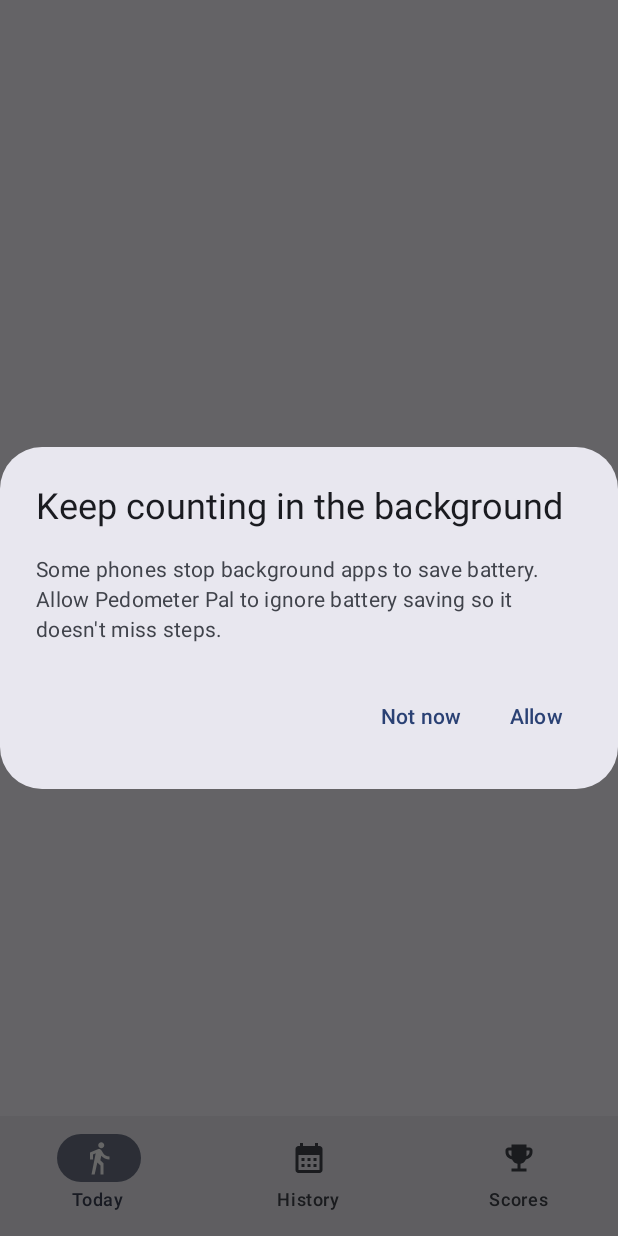
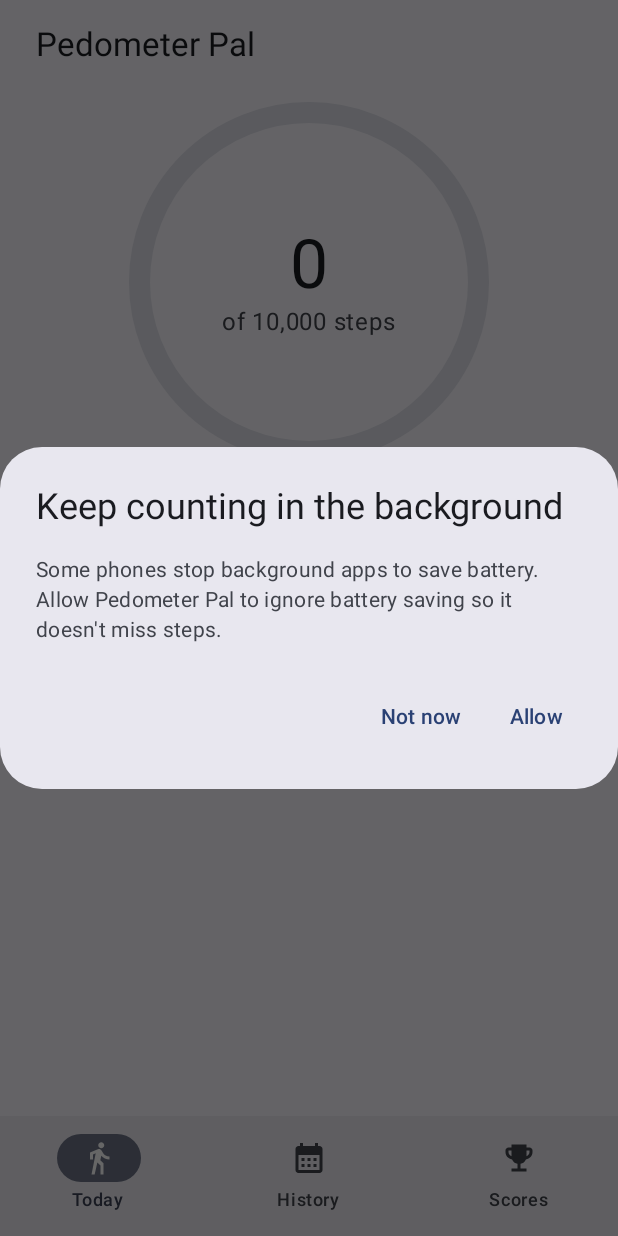
Before and after one commit to rafa-fiedo/pedometer, an Android app built with Jetpack Compose: the composable MainTabs shown on its own in the app's theme, on a phone screen of 412 x 824 dp. Run offline under Robolectric (Android 15) with nearby library versions, the phone set to English and light mode, and no system bars; our stand-ins replace Room's generated code; 2 statements that could not run were skipped.

Commit message:
Add Today screen with goal ring and goal editing

```diff
--- a/app/src/main/java/app/pedometer/ui/AppRoot.kt
+++ b/app/src/main/java/app/pedometer/ui/AppRoot.kt
@@ -39,6 +39,7 @@ import app.pedometer.ui.onboarding.PermissionScreen
 import app.pedometer.ui.onboarding.StartupScreen
 import app.pedometer.ui.onboarding.hasActivityPermission
 import app.pedometer.ui.onboarding.startupScreen
+import app.pedometer.ui.today.TodayScreen
 
 private enum class Tab(val route: String, @StringRes val label: Int, val icon: ImageVector) {
     TODAY("today", R.string.tab_today, Icons.AutoMirrored.Filled.DirectionsWalk),
@@ -99,7 +100,7 @@ private fun MainTabs() {
             startDestination = Tab.TODAY.route,
             modifier = Modifier.padding(innerPadding),
         ) {
-            composable(Tab.TODAY.route) { Placeholder(Tab.TODAY) }
+            composable(Tab.TODAY.route) { TodayScreen() }
             composable(Tab.HISTORY.route) { Placeholder(Tab.HISTORY) }
             composable(Tab.SCORES.route) { Placeholder(Tab.SCORES) }
         }
--- a/app/src/main/java/app/pedometer/ui/Formatting.kt
+++ b/app/src/main/java/app/pedometer/ui/Formatting.kt
@@ -1,9 +1,11 @@
 package app.pedometer.ui
 
+import kotlinx.datetime.DayOfWeek
 import kotlinx.datetime.LocalDate
 import kotlinx.datetime.toJavaLocalDate
 import java.text.NumberFormat
 import java.time.format.DateTimeFormatter
+import java.time.temporal.WeekFields
 import java.util.Locale
 
 /** A step count with grouping separators, e.g. "6,482". */
@@ -22,5 +24,8 @@ fun formatMonthTitle(date: LocalDate, locale: Locale): String = format(date, "MM
 /** "Sat 7 November" */
 fun formatRecordDate(date: LocalDate, locale: Locale): String = format(date, "EEE d MMMM", locale)
 
+/** The day weeks start on in [locale]: Monday in most of Europe, Sunday in the US. */
+fun firstDayOfWeek(locale: Locale): DayOfWeek = WeekFields.of(locale).firstDayOfWeek
+
 private fun format(date: LocalDate, pattern: String, locale: Locale): String =
     DateTimeFormatter.ofPattern(pattern, locale).format(date.toJavaLocalDate())
--- /dev/null
+++ b/app/src/main/java/app/pedometer/ui/today/TodayScreen.kt
@@ -0,0 +1,126 @@
+package app.pedometer.ui.today
+
+import androidx.compose.foundation.layout.Arrangement
+import androidx.compose.foundation.layout.Box
+import androidx.compose.foundation.layout.Column
+import androidx.compose.foundation.layout.Row
+import androidx.compose.foundation.layout.Spacer
+import androidx.compose.foundation.layout.fillMaxSize
+import androidx.compose.foundation.layout.fillMaxWidth
+import androidx.compose.foundation.layout.height
+import androidx.compose.foundation.layout.padding
+import androidx.compose.foundation.layout.size
+import androidx.compose.foundation.rememberScrollState
+import androidx.compose.foundation.verticalScroll
+import androidx.compose.material.icons.Icons
+import androidx.compose.material.icons.filled.Edit
+import androidx.compose.material3.CircularProgressIndicator
+import androidx.compose.material3.Icon
+import androidx.compose.material3.IconButton
+import androidx.compose.material3.MaterialTheme
+import androidx.compose.material3.Surface
+import androidx.compose.material3.Text
+import androidx.compose.runtime.Composable
+import androidx.compose.runtime.getValue
+import androidx.compose.runtime.mutableStateOf
+import androidx.compose.runtime.saveable.rememberSaveable
+import androidx.compose.runtime.setValue
+import androidx.compose.ui.Alignment
+import androidx.compose.ui.Modifier
+import androidx.compose.ui.graphics.StrokeCap
+import androidx.compose.ui.res.stringResource
+import androidx.compose.ui.unit.dp
+import androidx.lifecycle.compose.collectAsStateWithLifecycle
+import androidx.lifecycle.viewmodel.compose.viewModel
+import app.pedometer.R
+import app.pedometer.ui.NotificationsOffHint
+
+@Composable
+fun TodayScreen(viewModel: TodayViewModel = viewModel(factory = TodayViewModel.Factory)) {
+    val state by viewModel.state.collectAsStateWithLifecycle()
+    val current = state ?: return
+    var editingGoal by rememberSaveable { mutableStateOf(false) }
+
+    Column(
+        modifier = Modifier
+            .fillMaxSize()
+            .verticalScroll(rememberScrollState())
+            .padding(horizontal = 24.dp, vertical = 16.dp),
+        horizontalAlignment = Alignment.CenterHorizontally,
+    ) {
+        Text(
+            text = stringResource(R.string.app_name),
+            style = MaterialTheme.typography.titleLarge,
+            modifier = Modifier.fillMaxWidth(),
+        )
+        Spacer(Modifier.height(24.dp))
+
+        Box(modifier = Modifier.size(240.dp), contentAlignment = Alignment.Center) {
+            CircularProgressIndicator(
+                progress = { current.progress },
+                modifier = Modifier.fillMaxSize(),
+                strokeWidth = 14.dp,
+                trackColor = MaterialTheme.colorScheme.surfaceVariant,
+                strokeCap = StrokeCap.Round,
+                gapSize = 0.dp,
+            )
+            Column(horizontalAlignment = Alignment.CenterHorizontally) {
+                Text(text = current.stepsText, style = MaterialTheme.typography.displayMedium)
+                Text(
+                    text = current.goalText,
+                    style = MaterialTheme.typography.bodyLarge,
+                    color = MaterialTheme.colorScheme.onSurfaceVariant,
+                )
+            }
+        }
+        Spacer(Modifier.height(8.dp))
+
+        Row(verticalAlignment = Alignment.CenterVertically) {
+            Text(
+                text = current.dateLabel,
+                style = MaterialTheme.typography.bodyLarge,
+                color = MaterialTheme.colorScheme.onSurfaceVariant,
+            )
+            IconButton(onClick = { editingGoal = true }) {
+                Icon(Icons.Filled.Edit, contentDescription = stringResource(R.string.today_change_goal))
+            }
+        }
+        Spacer(Modifier.height(16.dp))
+
+        Row(horizontalArrangement = Arrangement.spacedBy(12.dp)) {
+            TotalTile(stringResource(R.string.total_this_week), current.weekText, Modifier.weight(1f))
+            TotalTile(stringResource(R.string.total_this_month), current.monthText, Modifier.weight(1f))
+        }
+
+        NotificationsOffHint(Modifier.padding(top = 20.dp))
+    }
+
+    if (editingGoal) {
+        GoalDialog(
+            initial = current.goal,
+            onSave = {
+                viewModel.setGoal(it)
+                editingGoal = false
+            },
+            onDismiss = { editingGoal = false },
+        )
+    }
+}
+
+@Composable
+private fun TotalTile(label: String, value: String, modifier: Modifier = Modifier) {
+    Surface(
+        modifier = modifier,
+        color = MaterialTheme.colorScheme.surfaceContainer,
+        shape = MaterialTheme.shapes.medium,
+    ) {
+        Column(modifier = Modifier.padding(horizontal = 16.dp, vertical = 12.dp)) {
+            Text(
+                text = label,
+                style = MaterialTheme.typography.bodyMedium,
+                color = MaterialTheme.colorScheme.onSurfaceVariant,
+            )
+            Text(text = value, style = MaterialTheme.typography.titleLarge)
+        }
+    }
+}
--- /dev/null
+++ b/app/src/main/java/app/pedometer/ui/today/TodayUiState.kt
@@ -0,0 +1,41 @@
+package app.pedometer.ui.today
+
+import app.pedometer.core.DayCount
+import app.pedometer.core.StepStats
+import app.pedometer.ui.formatLongDate
+import app.pedometer.ui.formatSteps
+import kotlinx.datetime.DayOfWeek
+import kotlinx.datetime.LocalDate
+import java.util.Locale
+
+/** Everything the Today screen displays, already formatted. */
+data class TodayUiState(
+    val stepsText: String,
+    val goalText: String,
+    /** Share of the goal reached, from 0 to 1. */
+    val progress: Float,
+    val dateLabel: String,
+    val weekText: String,
+    val monthText: String,
+    /** The raw goal, used to prefill the goal dialog. */
+    val goal: Int,
+)
+
+fun todayUiState(
+    days: List<DayCount>,
+    goal: Int,
+    today: LocalDate,
+    firstDayOfWeek: DayOfWeek,
+    locale: Locale,
+): TodayUiState {
+    val summary = StepStats.summarize(days, today, firstDayOfWeek)
+    return TodayUiState(
+        stepsText = formatSteps(summary.today, locale),
+        goalText = "of ${formatSteps(goal, locale)} steps",
+        progress = if (goal > 0) (summary.today.toFloat() / goal).coerceIn(0f, 1f) else 0f,
+        dateLabel = formatLongDate(today, locale),
+        weekText = formatSteps(summary.thisWeek, locale),
+        monthText = formatSteps(summary.thisMonth, locale),
+        goal = goal,
+    )
+}
--- /dev/null
+++ b/app/src/main/java/app/pedometer/ui/today/TodayViewModel.kt
@@ -0,0 +1,45 @@
+package app.pedometer.ui.today
+
+import androidx.lifecycle.ViewModel
+import androidx.lifecycle.ViewModelProvider
+import androidx.lifecycle.ViewModelProvider.AndroidViewModelFactory.Companion.APPLICATION_KEY
+import androidx.lifecycle.viewModelScope
+import androidx.lifecycle.viewmodel.initializer
+import androidx.lifecycle.viewmodel.viewModelFactory
+import app.pedometer.PedometerApp
+import app.pedometer.TodaySource
+import app.pedometer.core.Goal
+import app.pedometer.data.StepRepository
+import app.pedometer.ui.firstDayOfWeek
+import kotlinx.coroutines.flow.SharingStarted
+import kotlinx.coroutines.flow.StateFlow
+import kotlinx.coroutines.flow.combine
+import kotlinx.coroutines.flow.stateIn
+import kotlinx.coroutines.launch
+import java.util.Locale
+
+class TodayViewModel(
+    private val repository: StepRepository,
+    todaySource: TodaySource,
+) : ViewModel() {
+    /** Null until the first values have loaded. */
+    val state: StateFlow<TodayUiState?> =
+        combine(repository.days, repository.goal, todaySource.today) { days, goal, today ->
+            val locale = Locale.getDefault()
+            todayUiState(days, goal, today, firstDayOfWeek(locale), locale)
+        }.stateIn(viewModelScope, SharingStarted.WhileSubscribed(5_000), null)
+
+    fun setGoal(goal: Int) {
+        if (!Goal.isValid(goal)) return
+        viewModelScope.launch { repository.setGoal(goal) }
+    }
+
+    companion object {
+        val Factory: ViewModelProvider.Factory = viewModelFactory {
+            initializer {
+                val app = this[APPLICATION_KEY] as PedometerApp
+                TodayViewModel(app.repository, app.todaySource)
+            }
+        }
+    }
+}
--- a/app/src/main/res/values/strings.xml
+++ b/app/src/main/res/values/strings.xml
@@ -23,5 +23,16 @@
     <string name="battery_allow">Allow</string>
     <string name="battery_not_now">Not now</string>
 
+    <string name="today_change_goal">Change goal</string>
+    <string name="total_today">Today</string>
+    <string name="total_this_week">This week</string>
+    <string name="total_this_month">This month</string>
+
+    <string name="goal_dialog_title">Daily goal</string>
+    <string name="goal_field_label">Steps</string>
+    <string name="goal_error">Enter a number from 500 to 100,000</string>
+    <string name="goal_save">Save</string>
+    <string name="goal_cancel">Cancel</string>
+
     <string name="notifications_off_hint">Notifications are off, so the step count won\'t show in the notification bar.</string>
 </resources>
```
Also changed, not shown: app/src/main/java/app/pedometer/ui/today/GoalDialog.kt (added, +63 -0 lines), 1 other file.
